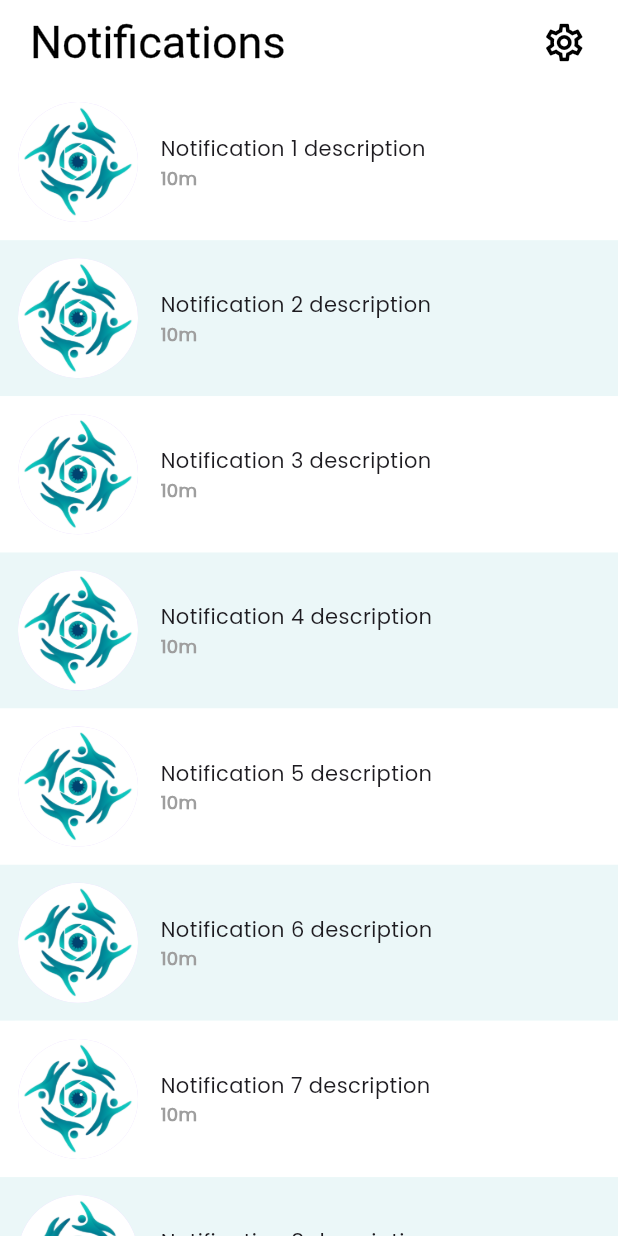
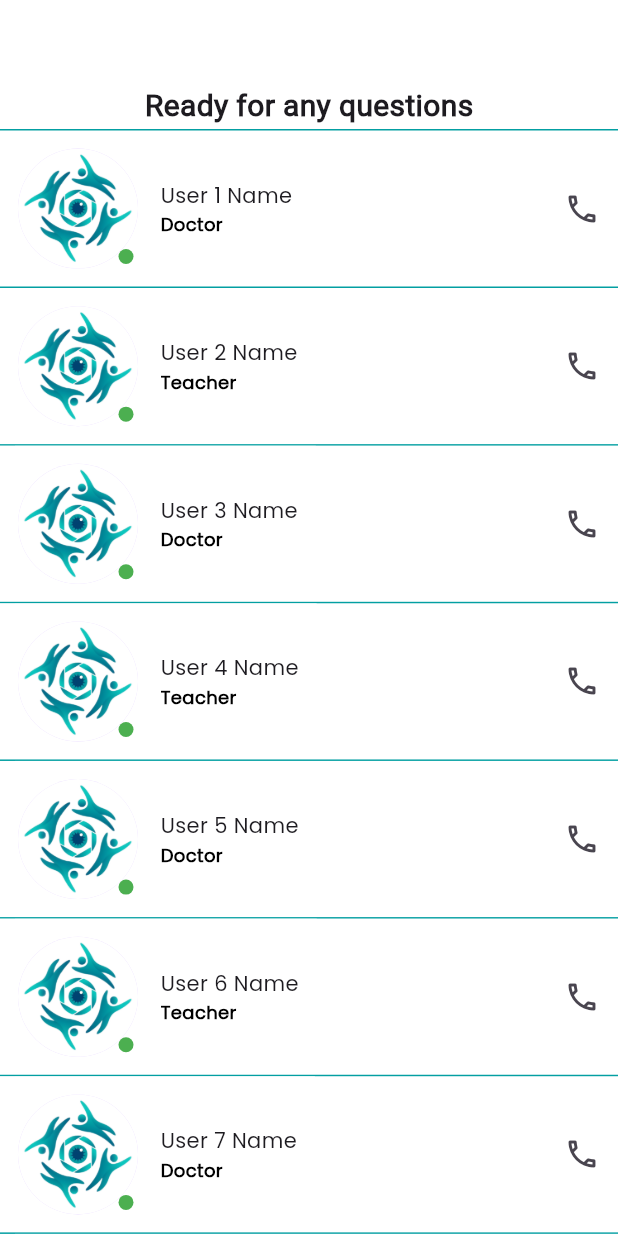
Before and after one commit to MohamedNasr553/VolunHero-Frontend, a Flutter app: the screen it shows after launch, on a phone screen of 412 x 824 dp. Run offline on Flutter 3.47's test engine with Material 3 defaults, Android fonts, the phone set to English and light mode, and no system bars; drawn by our look-alikes of stroke_text; our stand-ins replace bloc, dio, flutter_bloc, flutter_svg, fluttertoast, hexcolor and 1 more; missing offline and left inert: smooth_list_view.

Commit message:
All Questions Page

```diff
--- /dev/null
+++ b/lib/modules/AllQuestions/AllQuestions_Page.dart
@@ -0,0 +1,137 @@
+import 'package:flutter/material.dart';
+import 'package:hexcolor/hexcolor.dart';
+
+class Questions extends StatelessWidget {
+  Questions({super.key});
+  List<Map<String, dynamic>> contacts = [];
+
+  @override
+  Widget build(BuildContext context) {
+    for (int i = 1; i <= 10; i++) {
+      contacts.add({
+        'image': 'assets/images/logo.png', // Dummy image filename
+        'name': 'User $i Name', // Dummy description
+        'role': (i%2==0)?'Teacher':"Doctor" // Calculate time ago
+      });
+    }
+
+    return Scaffold(
+      appBar: AppBar(),
+      body: Column(
+        children: [
+          Text(
+             "Ready for any questions",
+            style: TextStyle(
+              fontFamily: "Roboto",
+              fontSize: 20,
+              fontWeight: FontWeight.bold
+            ),
+          ),
+          SizedBox(height: 1,),
+          Container(
+            height: 1.0,
+            color: HexColor("039FA2"),
+          ),
+          Expanded(
+            child: ListView.separated(
+              physics: const BouncingScrollPhysics(),
+              itemBuilder: (context, index) =>
+                  buildContactItem(index, context),
+              separatorBuilder: (context, index) => Padding(
+                padding: const EdgeInsetsDirectional.only(start: 10.0),
+                child: Container(
+                  width: double.infinity,
+                  height: 0.1,
+                  color: Colors.white,
+                ),
+              ),
+              itemCount: contacts.length,
+            ),
+          ),
+        ],
+      ),
+    );
+  }
+
+
+  Widget buildContactItem(index, context) {
+    return InkWell(
+      onTap: () {},
+      child: Column(
+        children: [
+          Row(
+            children: [
+              Column(
+                children: [
+                  Container(
+                    color:   Colors.white,
+                    child: Padding(
+                      padding: const EdgeInsets.all(12.0),
+                      child: Row(
+                        children: [
+                         Stack(
+                           alignment: AlignmentDirectional.bottomEnd,
+                           children: [
+                             CircleAvatar(
+                               radius: 40.0,
+                               backgroundImage: AssetImage(contacts[index]['image']),
+                             ),
+                             Padding(
+                               padding: const EdgeInsetsDirectional.only(
+                                 bottom: 3.0,
+                                 end: 3.0,
+                               ),
+                               child: CircleAvatar(
+                                 radius: 5.0,
+                                 backgroundColor: Colors.green,
+                               ),
+                             ),
+                           ],
+                         ),
+                          const SizedBox(
+                            width: 15.0,
+                          ),
+                          Column(
+                            crossAxisAlignment: CrossAxisAlignment.start,
+                            children: [
+                              Text(
+                                contacts[index]['name'],
+                                maxLines: 2,
+                              ),
+                              const SizedBox(
+                                height: 1.0,
+                              ),
+                              Text(
+                                contacts[index]['role'],
+                                style: TextStyle(
+                                  color: Colors.black,
+                                  fontSize: 12.0,
+                                  fontWeight: FontWeight.bold,
+                                ),
+                              ),
+
+                            ],
+                          ),
+                        ],
+                      ),
+                    ),
+                  ),
+
+                ],
+              ),
+              Spacer(),
+              IconButton(
+                  onPressed: (){},
+                  icon: Icon(Icons.call_outlined)
+              )
+            ],
+          ),
+          Container(
+            height: 1.0,
+            color: HexColor("039FA2"),
+          )
+        ],
+      ),
+    );
+  }
+}
--- a/lib/src/app_root.dart
+++ b/lib/src/app_root.dart
@@ -1,5 +1,6 @@
 import 'package:flutter/material.dart';
 import 'package:flutter_code/layout/homePage/homepage.dart';
+import 'package:flutter_code/modules/AllQuestions/AllQuestions_Page.dart';
 import 'package:flutter_code/modules/EditProfile/editProfile_Page.dart';
 import 'package:flutter_code/modules/ForgetPassword/ForgetPassword_Page.dart';
 import 'package:flutter_code/modules/GetSupport/Support_Page.dart';
@@ -18,7 +19,7 @@ class AppRoot extends StatelessWidget {
     return MaterialApp(
       debugShowCheckedModeBanner: false,
       theme: lightTheme,
-      home: NotificationPage(),
+      home: Questions(),
     );
   }
 }
```
